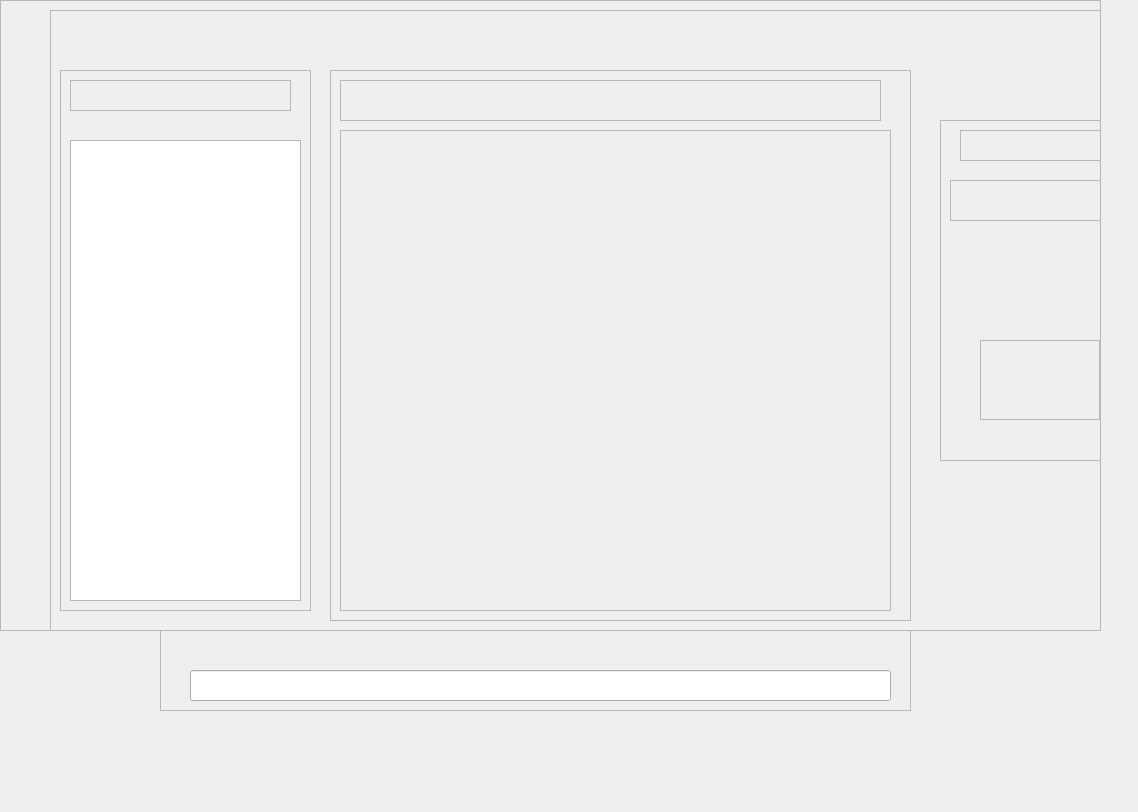
AGV-ITBA-2020/Houston, file v3/design.ui: the form before one commit.
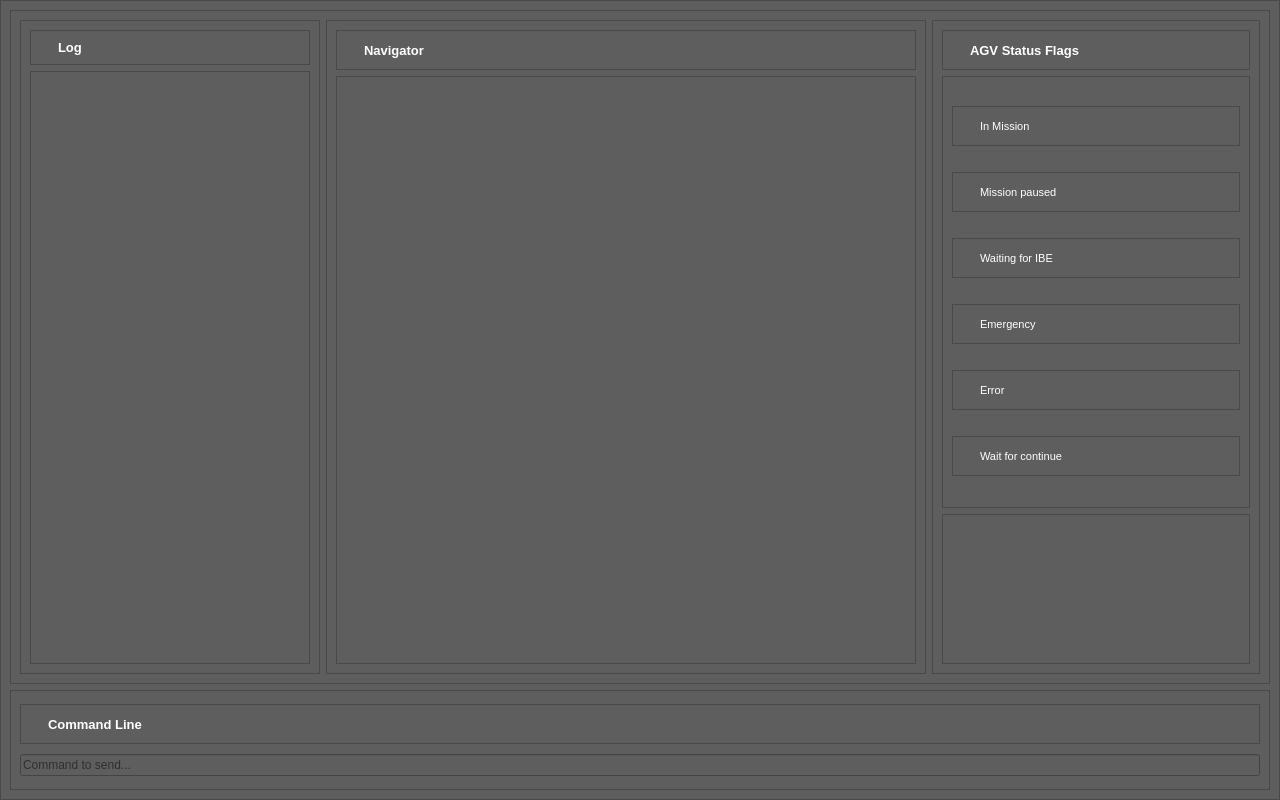
The form after the commit. Icons and pictures are not drawn.

Patch:
```diff
--- a/v3/design.ui
+++ b/v3/design.ui
@@ -6,258 +6,732 @@
    <rect>
     <x>0</x>
     <y>0</y>
-    <width>1138</width>
-    <height>812</height>
+    <width>1280</width>
+    <height>800</height>
    </rect>
   </property>
   <property name="windowTitle">
    <string>MainWindow</string>
   </property>
+  <property name="styleSheet">
+   <string notr="true">color: rgb(0, 0, 0);</string>
+  </property>
   <widget class="QWidget" name="centralwidget">
+   <property name="styleSheet">
+    <string notr="true">background-color: rgb(94, 94, 94);</string>
+   </property>
    <widget class="QFrame" name="frame">
     <property name="geometry">
      <rect>
       <x>0</x>
       <y>0</y>
-      <width>1101</width>
-      <height>631</height>
+      <width>1280</width>
+      <height>800</height>
      </rect>
     </property>
+    <property name="minimumSize">
+     <size>
+      <width>1280</width>
+      <height>800</height>
+     </size>
+    </property>
     <property name="frameShape">
      <enum>QFrame::StyledPanel</enum>
     </property>
     <property name="frameShadow">
      <enum>QFrame::Raised</enum>
     </property>
-    <widget class="QFrame" name="frame_11">
-     <property name="geometry">
-      <rect>
-       <x>50</x>
-       <y>10</y>
-       <width>1091</width>
-       <height>631</height>
-      </rect>
-     </property>
-     <property name="frameShape">
-      <enum>QFrame::StyledPanel</enum>
-     </property>
-     <property name="frameShadow">
-      <enum>QFrame::Raised</enum>
-     </property>
-     <widget class="QFrame" name="frame_4">
-      <property name="geometry">
-       <rect>
-        <x>10</x>
-        <y>60</y>
-        <width>251</width>
-        <height>541</height>
-       </rect>
-      </property>
-      <property name="frameShape">
-       <enum>QFrame::StyledPanel</enum>
-      </property>
-      <property name="frameShadow">
-       <enum>QFrame::Raised</enum>
-      </property>
-      <widget class="QTextEdit" name="log">
-       <property name="geometry">
-        <rect>
-         <x>10</x>
-         <y>70</y>
-         <width>231</width>
-         <height>461</height>
-        </rect>
-       </property>
-       <property name="readOnly">
-        <bool>true</bool>
-       </property>
-      </widget>
-      <widget class="QFrame" name="frame_9">
-       <property name="geometry">
-        <rect>
-         <x>10</x>
-         <y>10</y>
-         <width>221</width>
-         <height>31</height>
-        </rect>
-       </property>
+    <layout class="QVBoxLayout" name="verticalLayout">
+     <item>
+      <widget class="QFrame" name="frame_info">
        <property name="frameShape">
         <enum>QFrame::StyledPanel</enum>
        </property>
        <property name="frameShadow">
         <enum>QFrame::Raised</enum>
        </property>
+       <layout class="QHBoxLayout" name="horizontalLayout">
+        <item>
+         <widget class="QFrame" name="frame_log">
+          <property name="minimumSize">
+           <size>
+            <width>0</width>
+            <height>0</height>
+           </size>
+          </property>
+          <property name="maximumSize">
+           <size>
+            <width>300</width>
+            <height>16777215</height>
+           </size>
+          </property>
+          <property name="frameShape">
+           <enum>QFrame::StyledPanel</enum>
+          </property>
+          <property name="frameShadow">
+           <enum>QFrame::Raised</enum>
+          </property>
+          <layout class="QVBoxLayout" name="verticalLayout_3">
+           <item>
+            <widget class="QFrame" name="frame_9">
+             <property name="maximumSize">
+              <size>
+               <width>16777215</width>
+               <height>40</height>
+              </size>
+             </property>
+             <property name="frameShape">
+              <enum>QFrame::StyledPanel</enum>
+             </property>
+             <property name="frameShadow">
+              <enum>QFrame::Raised</enum>
+             </property>
+             <layout class="QHBoxLayout" name="horizontalLayout_2">
+              <item>
+               <widget class="QLabel" name="icon_log">
+                <property name="maximumSize">
+                 <size>
+                  <width>12</width>
+                  <height>12</height>
+                 </size>
+                </property>
+                <property name="text">
+                 <string/>
+                </property>
+                <property name="pixmap">
+                 <pixmap>icons/led-red-on.png</pixmap>
+                </property>
+                <property name="scaledContents">
+                 <bool>true</bool>
+                </property>
+               </widget>
+              </item>
+              <item>
+               <widget class="QLabel" name="title_log">
+                <property name="font">
+                 <font>
+                  <pointsize>10</pointsize>
+                  <weight>75</weight>
+                  <bold>true</bold>
+                 </font>
+                </property>
+                <property name="styleSheet">
+                 <string notr="true">color: rgb(255, 255, 255);</string>
+                </property>
+                <property name="text">
+                 <string>Log</string>
+                </property>
+               </widget>
+              </item>
+             </layout>
+            </widget>
+           </item>
+           <item>
+            <widget class="QTextEdit" name="log">
+             <property name="readOnly">
+              <bool>true</bool>
+             </property>
+            </widget>
+           </item>
+          </layout>
+         </widget>
+        </item>
+        <item>
+         <widget class="QFrame" name="frame_navigator">
+          <property name="minimumSize">
+           <size>
+            <width>600</width>
+            <height>0</height>
+           </size>
+          </property>
+          <property name="frameShape">
+           <enum>QFrame::StyledPanel</enum>
+          </property>
+          <property name="frameShadow">
+           <enum>QFrame::Raised</enum>
+          </property>
+          <layout class="QVBoxLayout" name="verticalLayout_4">
+           <item>
+            <widget class="QFrame" name="frame_13">
+             <property name="maximumSize">
+              <size>
+               <width>16777215</width>
+               <height>40</height>
+              </size>
+             </property>
+             <property name="frameShape">
+              <enum>QFrame::StyledPanel</enum>
+             </property>
+             <property name="frameShadow">
+              <enum>QFrame::Raised</enum>
+             </property>
+             <layout class="QHBoxLayout" name="horizontalLayout_5">
+              <item>
+               <widget class="QLabel" name="icon_log_4">
+                <property name="maximumSize">
+                 <size>
+                  <width>12</width>
+                  <height>12</height>
+                 </size>
+                </property>
+                <property name="text">
+                 <string/>
+                </property>
+                <property name="pixmap">
+                 <pixmap>icons/led-red-on.png</pixmap>
+                </property>
+                <property name="scaledContents">
+                 <bool>true</bool>
+                </property>
+               </widget>
+              </item>
+              <item>
+               <widget class="QLabel" name="title_log_4">
+                <property name="font">
+                 <font>
+                  <pointsize>10</pointsize>
+                  <weight>75</weight>
+                  <bold>true</bold>
+                 </font>
+                </property>
+                <property name="styleSheet">
+                 <string notr="true">color: rgb(255, 255, 255);</string>
+                </property>
+                <property name="text">
+                 <string>Navigator</string>
+                </property>
+               </widget>
+              </item>
+             </layout>
+            </widget>
+           </item>
+           <item>
+            <widget class="QFrame" name="plot_frame">
+             <property name="frameShape">
+              <enum>QFrame::StyledPanel</enum>
+             </property>
+             <property name="frameShadow">
+              <enum>QFrame::Raised</enum>
+             </property>
+            </widget>
+           </item>
+          </layout>
+         </widget>
+        </item>
+        <item>
+         <widget class="QFrame" name="frame_flags">
+          <property name="minimumSize">
+           <size>
+            <width>200</width>
+            <height>0</height>
+           </size>
+          </property>
+          <property name="frameShape">
+           <enum>QFrame::StyledPanel</enum>
+          </property>
+          <property name="frameShadow">
+           <enum>QFrame::Raised</enum>
+          </property>
+          <layout class="QVBoxLayout" name="verticalLayout_5">
+           <item>
+            <widget class="QFrame" name="frame_12">
+             <property name="maximumSize">
+              <size>
+               <width>16777215</width>
+               <height>40</height>
+              </size>
+             </property>
+             <property name="frameShape">
+              <enum>QFrame::StyledPanel</enum>
+             </property>
+             <property name="frameShadow">
+              <enum>QFrame::Raised</enum>
+             </property>
+             <layout class="QHBoxLayout" name="horizontalLayout_4">
+              <item>
+               <widget class="QLabel" name="icon_log_3">
+                <property name="maximumSize">
+                 <size>
+                  <width>12</width>
+                  <height>12</height>
+                 </size>
+                </property>
+                <property name="text">
+                 <string/>
+                </property>
+                <property name="pixmap">
+                 <pixmap>icons/led-red-on.png</pixmap>
+                </property>
+                <property name="scaledContents">
+                 <bool>true</bool>
+                </property>
+               </widget>
+              </item>
+              <item>
+               <widget class="QLabel" name="title_log_3">
+                <property name="font">
+                 <font>
+                  <pointsize>10</pointsize>
+                  <weight>75</weight>
+                  <bold>true</bold>
+                 </font>
+                </property>
+                <property name="styleSheet">
+                 <string notr="true">color: rgb(255, 255, 255);</string>
+                </property>
+                <property name="text">
+                 <string>AGV Status Flags</string>
+                </property>
+               </widget>
+              </item>
+             </layout>
+            </widget>
+           </item>
+           <item>
+            <widget class="QFrame" name="frame_6">
+             <property name="frameShape">
+              <enum>QFrame::StyledPanel</enum>
+             </property>
+             <property name="frameShadow">
+              <enum>QFrame::Raised</enum>
+             </property>
+             <layout class="QVBoxLayout" name="verticalLayout_6">
+              <item>
+               <widget class="QFrame" name="frame_14">
+                <property name="maximumSize">
+                 <size>
+                  <width>16777215</width>
+                  <height>40</height>
+                 </size>
+                </property>
+                <property name="frameShape">
+                 <enum>QFrame::StyledPanel</enum>
+                </property>
+                <property name="frameShadow">
+                 <enum>QFrame::Raised</enum>
+                </property>
+                <layout class="QHBoxLayout" name="horizontalLayout_6">
+                 <item>
+                  <widget class="QLabel" name="agv_data_flag_in_mission">
+                   <property name="maximumSize">
+                    <size>
+                     <width>12</width>
+                     <height>12</height>
+                    </size>
+                   </property>
+                   <property name="text">
+                    <string/>
+                   </property>
+                   <property name="pixmap">
+                    <pixmap>icons/led-red-on.png</pixmap>
+                   </property>
+                   <property name="scaledContents">
+                    <bool>true</bool>
+                   </property>
+                  </widget>
+                 </item>
+                 <item>
+                  <widget class="QLabel" name="title_log_5">
+                   <property name="font">
+                    <font>
+                     <pointsize>8</pointsize>
+                     <weight>50</weight>
+                     <bold>false</bold>
+                    </font>
+                   </property>
+                   <property name="styleSheet">
+                    <string notr="true">color: rgb(255, 255, 255);</string>
+                   </property>
+                   <property name="text">
+                    <string>In Mission</string>
+                   </property>
+                  </widget>
+                 </item>
+                </layout>
+               </widget>
+              </item>
+              <item>
+               <widget class="QFrame" name="frame_15">
+                <property name="maximumSize">
+                 <size>
+                  <width>16777215</width>
+                  <height>40</height>
+                 </size>
+                </property>
+                <property name="frameShape">
+                 <enum>QFrame::StyledPanel</enum>
+                </property>
+                <property name="frameShadow">
+                 <enum>QFrame::Raised</enum>
+                </property>
+                <layout class="QHBoxLayout" name="horizontalLayout_7">
+                 <item>
+                  <widget class="QLabel" name="agv_data_flag_mission_paused">
+                   <property name="maximumSize">
+                    <size>
+                     <width>12</width>
+                     <height>12</height>
+                    </size>
+                   </property>
+                   <property name="text">
+                    <string/>
+                   </property>
+                   <property name="pixmap">
+                    <pixmap>icons/led-red-on.png</pixmap>
+                   </property>
+                   <property name="scaledContents">
+                    <bool>true</bool>
+                   </property>
+                  </widget>
+                 </item>
+                 <item>
+                  <widget class="QLabel" name="title_log_6">
+                   <property name="font">
+                    <font>
+                     <pointsize>8</pointsize>
+                     <weight>50</weight>
+                     <bold>false</bold>
+                    </font>
+                   </property>
+                   <property name="styleSheet">
+                    <string notr="true">color: rgb(255, 255, 255);</string>
+                   </property>
+                   <property name="text">
+                    <string>Mission paused</string>
+                   </property>
+                  </widget>
+                 </item>
+                </layout>
+               </widget>
+              </item>
+              <item>
+               <widget class="QFrame" name="frame_16">
+                <property name="maximumSize">
+                 <size>
+                  <width>16777215</width>
+                  <height>40</height>
+                 </size>
+                </property>
+                <property name="frameShape">
+                 <enum>QFrame::StyledPanel</enum>
+                </property>
+                <property name="frameShadow">
+                 <enum>QFrame::Raised</enum>
+                </property>
+                <layout class="QHBoxLayout" name="horizontalLayout_8">
+                 <item>
+                  <widget class="QLabel" name="agv_data_flag_waiting_for_IBE">
+                   <property name="maximumSize">
+                    <size>
+                     <width>12</width>
+                     <height>12</height>
+                    </size>
+                   </property>
+                   <property name="text">
+                    <string/>
+                   </property>
+                   <property name="pixmap">
+                    <pixmap>icons/led-red-on.png</pixmap>
+                   </property>
+                   <property name="scaledContents">
+                    <bool>true</bool>
+                   </property>
+                  </widget>
+                 </item>
+                 <item>
+                  <widget class="QLabel" name="title_log_7">
+                   <property name="font">
+                    <font>
+                     <pointsize>8</pointsize>
+                     <weight>50</weight>
+                     <bold>false</bold>
+                    </font>
+                   </property>
+                   <property name="styleSheet">
+                    <string notr="true">color: rgb(255, 255, 255);</string>
+                   </property>
+                   <property name="text">
+                    <string>Waiting for IBE</string>
+                   </property>
+                  </widget>
+                 </item>
+                </layout>
+               </widget>
+              </item>
+              <item>
+               <widget class="QFrame" name="frame_17">
+                <property name="maximumSize">
+                 <size>
+                  <width>16777215</width>
+                  <height>40</height>
+                 </size>
+                </property>
+                <property name="frameShape">
+                 <enum>QFrame::StyledPanel</enum>
+                </property>
+                <property name="frameShadow">
+                 <enum>QFrame::Raised</enum>
+                </property>
+                <layout class="QHBoxLayout" name="horizontalLayout_9">
+                 <item>
+                  <widget class="QLabel" name="agv_data_flag_emergency">
+                   <property name="maximumSize">
+                    <size>
+                     <width>12</width>
+                     <height>12</height>
+                    </size>
+                   </property>
+                   <property name="text">
+                    <string/>
+                   </property>
+                   <property name="pixmap">
+                    <pixmap>icons/led-red-on.png</pixmap>
+                   </property>
+                   <property name="scaledContents">
+                    <bool>true</bool>
+                   </property>
+                  </widget>
+                 </item>
+                 <item>
+                  <widget class="QLabel" name="title_log_8">
+                   <property name="font">
+                    <font>
+                     <pointsize>8</pointsize>
+                     <weight>50</weight>
+                     <bold>false</bold>
+                    </font>
+                   </property>
+                   <property name="styleSheet">
+                    <string notr="true">color: rgb(255, 255, 255);</string>
+                   </property>
+                   <property name="text">
+                    <string>Emergency</string>
+                   </property>
+                  </widget>
+                 </item>
+                </layout>
+               </widget>
+              </item>
+              <item>
+               <widget class="QFrame" name="frame_18">
+                <property name="maximumSize">
+                 <size>
+                  <width>16777215</width>
+                  <height>40</height>
+                 </size>
+                </property>
+                <property name="frameShape">
+                 <enum>QFrame::StyledPanel</enum>
+                </property>
+                <property name="frameShadow">
+                 <enum>QFrame::Raised</enum>
+                </property>
+                <layout class="QHBoxLayout" name="horizontalLayout_10">
+                 <item>
+                  <widget class="QLabel" name="agv_data_flag_error">
+                   <property name="maximumSize">
+                    <size>
+                     <width>12</width>
+                     <height>12</height>
+                    </size>
+                   </property>
+                   <property name="text">
+                    <string/>
+                   </property>
+                   <property name="pixmap">
+                    <pixmap>icons/led-red-on.png</pixmap>
+                   </property>
+                   <property name="scaledContents">
+                    <bool>true</bool>
+                   </property>
+                  </widget>
+                 </item>
+                 <item>
+                  <widget class="QLabel" name="title_log_9">
+                   <property name="font">
+                    <font>
+                     <pointsize>8</pointsize>
+                     <weight>50</weight>
+                     <bold>false</bold>
+                    </font>
+                   </property>
+                   <property name="styleSheet">
+                    <string notr="true">color: rgb(255, 255, 255);</string>
+                   </property>
+                   <property name="text">
+                    <string>Error</string>
+                   </property>
+                  </widget>
+                 </item>
+                </layout>
+               </widget>
+              </item>
+              <item>
+               <widget class="QFrame" name="frame_19">
+                <property name="maximumSize">
+                 <size>
+                  <width>16777215</width>
+                  <height>40</height>
+                 </size>
+                </property>
+                <property name="frameShape">
+                 <enum>QFrame::StyledPanel</enum>
+                </property>
+                <property name="frameShadow">
+                 <enum>QFrame::Raised</enum>
+                </property>
+                <layout class="QHBoxLayout" name="horizontalLayout_11">
+                 <item>
+                  <widget class="QLabel" name="agv_data_flag_waiting_for_continue">
+                   <property name="maximumSize">
+                    <size>
+                     <width>12</width>
+                     <height>12</height>
+                    </size>
+                   </property>
+                   <property name="text">
+                    <string/>
+                   </property>
+                   <property name="pixmap">
+                    <pixmap>icons/led-red-on.png</pixmap>
+                   </property>
+                   <property name="scaledContents">
+                    <bool>true</bool>
+                   </property>
+                  </widget>
+                 </item>
+                 <item>
+                  <widget class="QLabel" name="title_log_10">
+                   <property name="font">
+                    <font>
+                     <pointsize>8</pointsize>
+                     <weight>50</weight>
+                     <bold>false</bold>
+                    </font>
+                   </property>
+                   <property name="styleSheet">
+                    <string notr="true">color: rgb(255, 255, 255);</string>
+                   </property>
+                   <property name="text">
+                    <string>Wait for continue</string>
+                   </property>
+                  </widget>
+                 </item>
+                </layout>
+               </widget>
+              </item>
+             </layout>
+            </widget>
+           </item>
+           <item>
+            <widget class="QFrame" name="frame_8">
+             <property name="maximumSize">
+              <size>
+               <width>16777215</width>
+               <height>150</height>
+              </size>
+             </property>
+             <property name="frameShape">
+              <enum>QFrame::StyledPanel</enum>
+             </property>
+             <property name="frameShadow">
+              <enum>QFrame::Raised</enum>
+             </property>
+             <layout class="QVBoxLayout" name="layout_plot_battery"/>
+            </widget>
+           </item>
+          </layout>
+         </widget>
+        </item>
+       </layout>
       </widget>
-     </widget>
-     <widget class="QFrame" name="frame_3">
-      <property name="geometry">
-       <rect>
-        <x>280</x>
-        <y>60</y>
-        <width>581</width>
-        <height>551</height>
-       </rect>
-      </property>
-      <property name="frameShape">
-       <enum>QFrame::StyledPanel</enum>
-      </property>
-      <property name="frameShadow">
-       <enum>QFrame::Raised</enum>
-      </property>
-      <widget class="QFrame" name="frame_7">
-       <property name="geometry">
-        <rect>
-         <x>10</x>
-         <y>10</y>
-         <width>541</width>
-         <height>41</height>
-        </rect>
+     </item>
+     <item>
+      <widget class="QFrame" name="frame_command">
+       <property name="minimumSize">
+        <size>
+         <width>0</width>
+         <height>100</height>
+        </size>
        </property>
-       <property name="frameShape">
-        <enum>QFrame::StyledPanel</enum>
+       <property name="maximumSize">
+        <size>
+         <width>16777215</width>
+         <height>16777215</height>
+        </size>
        </property>
-       <property name="frameShadow">
-        <enum>QFrame::Raised</enum>
-       </property>
-      </widget>
-      <widget class="QFrame" name="plot_frame">
-       <property name="geometry">
-        <rect>
-         <x>10</x>
-         <y>60</y>
-         <width>551</width>
-         <height>481</height>
-        </rect>
-       </property>
        <property name="frameShape">
         <enum>QFrame::StyledPanel</enum>
        </property>
        <property name="frameShadow">
         <enum>QFrame::Raised</enum>
        </property>
+       <layout class="QVBoxLayout" name="verticalLayout_2">
+        <item>
+         <widget class="QFrame" name="frame_11">
+          <property name="maximumSize">
+           <size>
+            <width>16777215</width>
+            <height>40</height>
+           </size>
+          </property>
+          <property name="frameShape">
+           <enum>QFrame::StyledPanel</enum>
+          </property>
+          <property name="frameShadow">
+           <enum>QFrame::Raised</enum>
+          </property>
+          <layout class="QHBoxLayout" name="horizontalLayout_3">
+           <item>
+            <widget class="QLabel" name="icon_log_2">
+             <property name="maximumSize">
+              <size>
+               <width>12</width>
+               <height>12</height>
+              </size>
+             </property>
+             <property name="text">
+              <string/>
+             </property>
+             <property name="pixmap">
+              <pixmap>icons/led-red-on.png</pixmap>
+             </property>
+             <property name="scaledContents">
+              <bool>true</bool>
+             </property>
+            </widget>
+           </item>
+           <item>
+            <widget class="QLabel" name="title_command">
+             <property name="font">
+              <font>
+               <pointsize>10</pointsize>
+               <weight>75</weight>
+               <bold>true</bold>
+              </font>
+             </property>
+             <property name="styleSheet">
+              <string notr="true">color: rgb(255, 255, 255);</string>
+             </property>
+             <property name="text">
+              <string>Command Line</string>
+             </property>
+            </widget>
+           </item>
+          </layout>
+         </widget>
+        </item>
+        <item>
+         <widget class="QLineEdit" name="command_entry">
+          <property name="placeholderText">
+           <string>Command to send...</string>
+          </property>
+         </widget>
+        </item>
+       </layout>
       </widget>
-     </widget>
-     <widget class="QFrame" name="frame_5">
-      <property name="geometry">
-       <rect>
-        <x>890</x>
-        <y>110</y>
-        <width>181</width>
-        <height>341</height>
-       </rect>
-      </property>
-      <property name="frameShape">
-       <enum>QFrame::StyledPanel</enum>
-      </property>
-      <property name="frameShadow">
-       <enum>QFrame::Raised</enum>
-      </property>
-      <widget class="QFrame" name="frame_6">
-       <property name="geometry">
-        <rect>
-         <x>10</x>
-         <y>60</y>
-         <width>161</width>
-         <height>41</height>
-        </rect>
-       </property>
-       <property name="frameShape">
-        <enum>QFrame::StyledPanel</enum>
-       </property>
-       <property name="frameShadow">
-        <enum>QFrame::Raised</enum>
-       </property>
-       <widget class="QLabel" name="agv_data_flag_in_mission">
-        <property name="geometry">
-         <rect>
-          <x>20</x>
-          <y>20</y>
-          <width>14</width>
-          <height>14</height>
-         </rect>
-        </property>
-        <property name="text">
-         <string/>
-        </property>
-        <property name="pixmap">
-         <pixmap>../v2/led-red-on.png</pixmap>
-        </property>
-        <property name="scaledContents">
-         <bool>true</bool>
-        </property>
-       </widget>
-      </widget>
-      <widget class="QFrame" name="frame_8">
-       <property name="geometry">
-        <rect>
-         <x>40</x>
-         <y>220</y>
-         <width>120</width>
-         <height>80</height>
-        </rect>
-       </property>
-       <property name="frameShape">
-        <enum>QFrame::StyledPanel</enum>
-       </property>
-       <property name="frameShadow">
-        <enum>QFrame::Raised</enum>
-       </property>
-       <widget class="QWidget" name="verticalLayoutWidget">
-        <property name="geometry">
-         <rect>
-          <x>-1</x>
-          <y>-1</y>
-          <width>121</width>
-          <height>81</height>
-         </rect>
-        </property>
-        <layout class="QVBoxLayout" name="layout_plot_battery"/>
-       </widget>
-      </widget>
-      <widget class="QFrame" name="frame_10">
-       <property name="geometry">
-        <rect>
-         <x>20</x>
-         <y>10</y>
-         <width>151</width>
-         <height>31</height>
-        </rect>
-       </property>
-       <property name="frameShape">
-        <enum>QFrame::StyledPanel</enum>
-       </property>
-       <property name="frameShadow">
-        <enum>QFrame::Raised</enum>
-       </property>
-      </widget>
-     </widget>
-    </widget>
-   </widget>
-   <widget class="QFrame" name="frame_2">
-    <property name="geometry">
-     <rect>
-      <x>160</x>
-      <y>630</y>
-      <width>751</width>
-      <height>81</height>
-     </rect>
-    </property>
-    <property name="frameShape">
-     <enum>QFrame::StyledPanel</enum>
-    </property>
-    <property name="frameShadow">
-     <enum>QFrame::Raised</enum>
-    </property>
-    <widget class="QLineEdit" name="command_entry">
-     <property name="geometry">
-      <rect>
-       <x>30</x>
-       <y>40</y>
-       <width>701</width>
-       <height>31</height>
-      </rect>
-     </property>
-    </widget>
+     </item>
+    </layout>
    </widget>
   </widget>
  </widget>
```
